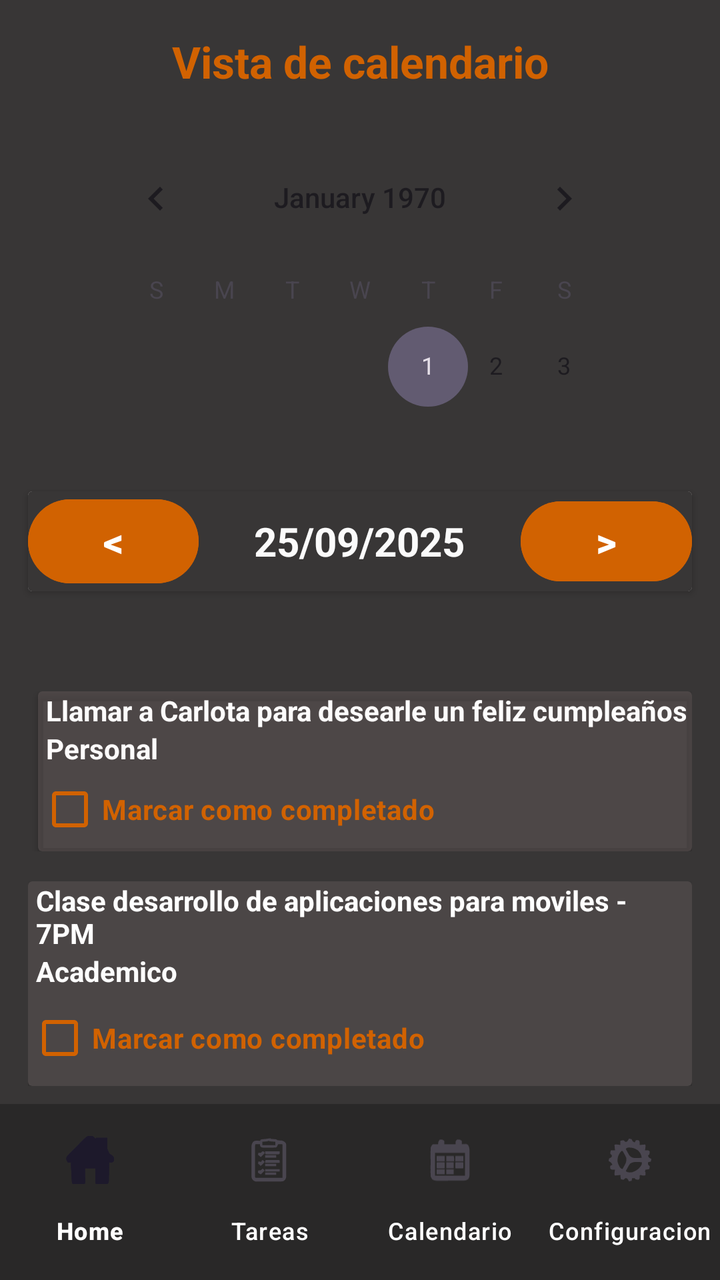
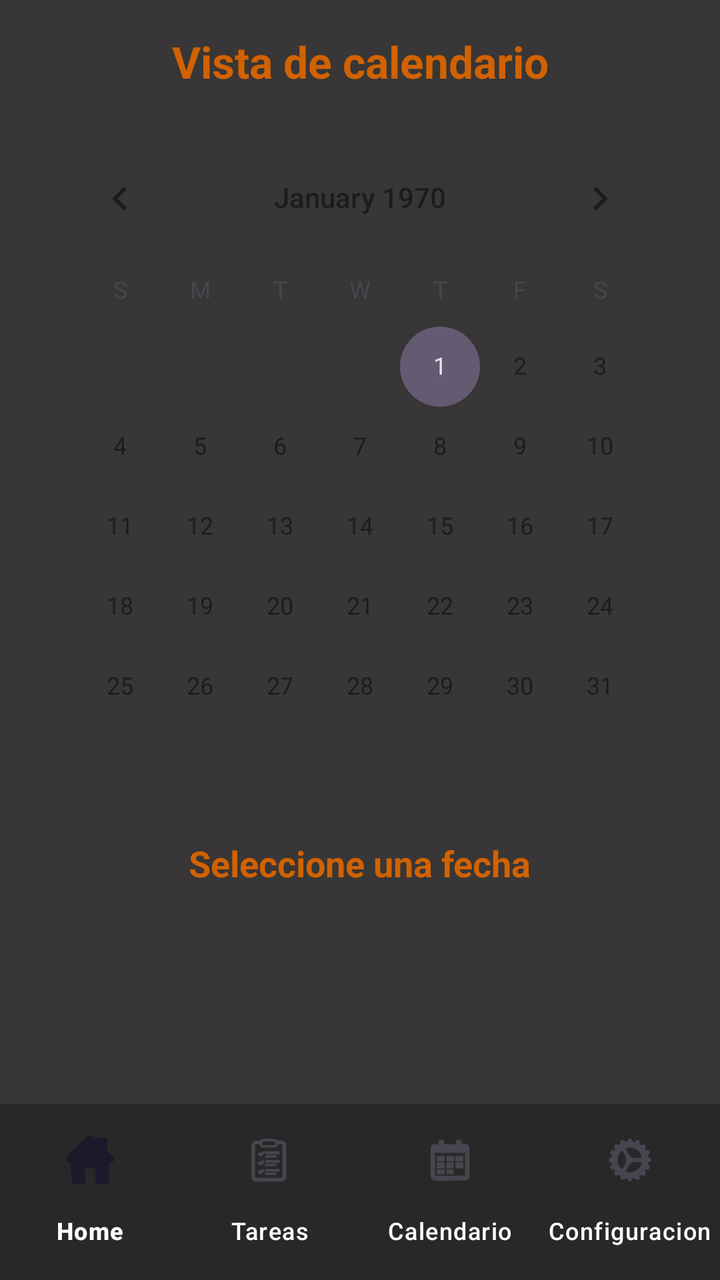

The first picture is an Android layout as it rendered before a commit; the second is the same layout after the commit. The layout source and the unified diff follow.
<!-- AndroidManifest.xml: application theme Theme.GetDone -->
<!-- res/layout/activity_calendario.xml -->
<?xml version="1.0" encoding="utf-8"?>
<androidx.constraintlayout.widget.ConstraintLayout xmlns:android="http://schemas.android.com/apk/res/android"
    xmlns:app="http://schemas.android.com/apk/res-auto"
    xmlns:tools="http://schemas.android.com/tools"
    android:id="@+id/main"
    android:layout_width="match_parent"
    android:layout_height="match_parent"
    android:background="#383636"
    tools:context=".calendario">

    <TextView
        android:id="@+id/textView26"
        android:layout_width="wrap_content"
        android:layout_height="wrap_content"
        android:layout_marginTop="16dp"
        android:layout_marginBottom="20dp"
        android:text="Vista de calendario"
        android:textColor="#D16201"
        android:textSize="22sp"
        android:textStyle="bold"
        app:layout_constraintBottom_toTopOf="@+id/calendarView"
        app:layout_constraintEnd_toEndOf="parent"
        app:layout_constraintStart_toStartOf="parent"
        app:layout_constraintTop_toTopOf="parent" />

    <CalendarView
        android:id="@+id/calendarView"
        android:layout_width="0dp"
        android:layout_height="0dp"
        android:layout_marginStart="41dp"
        android:layout_marginEnd="41dp"
        android:layout_marginBottom="40dp"
        android:selectedWeekBackgroundColor="#D06202"
        android:unfocusedMonthDateColor="#D16202"
        app:layout_constraintBottom_toTopOf="@+id/cardView8"
        app:layout_constraintEnd_toEndOf="parent"
        app:layout_constraintStart_toStartOf="parent"
        app:layout_constraintTop_toBottomOf="@+id/textView26" />

    <androidx.cardview.widget.CardView
        android:id="@+id/cardView8"
        android:layout_width="0dp"
        android:layout_height="wrap_content"
        android:layout_marginStart="14dp"
        android:layout_marginEnd="14dp"
        android:layout_marginBottom="50dp"
        app:layout_constraintBottom_toTopOf="@+id/linearLayout4"
        app:layout_constraintEnd_toEndOf="parent"
        app:layout_constraintStart_toStartOf="parent"
        app:layout_constraintTop_toBottomOf="@+id/calendarView">

        <LinearLayout
            android:layout_width="match_parent"
            android:layout_height="wrap_content"
            android:background="#383636"
            android:orientation="horizontal">

            <Button
                android:id="@+id/button5"
                android:layout_width="30dp"
                android:layout_height="50dp"
                android:layout_weight="1"
                android:backgroundTint="#D16201"
                android:text="&lt;"
                android:textColor="@color/white"
                android:textSize="20dp"
                android:textStyle="bold" />

            <TextView
                android:id="@+id/textView32"
                android:layout_width="wrap_content"
                android:layout_height="wrap_content"
                android:layout_weight="1"
                android:text="25/09/2025"
                android:textAlignment="center"
                android:textColor="#FBFBFB"
                android:textSize="20dp"
                android:textStyle="bold" />

            <Button
                android:id="@+id/button6"
                android:layout_width="30dp"
                android:layout_height="wrap_content"
                android:layout_weight="1"
                android:backgroundTint="#D16201"
                android:text="&gt;"
                android:textColor="@color/white"
                android:textSize="20dp"
                android:textStyle="bold" />
        </LinearLayout>
    </androidx.cardview.widget.CardView>

    <LinearLayout
        android:id="@+id/linearLayout4"
        android:layout_width="0dp"
        android:layout_height="wrap_content"
        android:layout_marginStart="14dp"
        android:layout_marginEnd="14dp"
        android:layout_marginBottom="15dp"
        android:orientation="horizontal"
        app:layout_constraintBottom_toTopOf="@+id/linearLayout6"
        app:layout_constraintEnd_toEndOf="parent"
        app:layout_constraintStart_toStartOf="parent"
        app:layout_constraintTop_toBottomOf="@+id/cardView8">

        <androidx.cardview.widget.CardView
            android:layout_width="match_parent"
            android:layout_height="80dp"
            android:layout_marginStart="5dp"
            app:cardBackgroundColor="#5F716565">

            <LinearLayout
                android:layout_width="match_parent"
                android:layout_height="match_parent"
                android:orientation="vertical">

                <TextView
                    android:id="@+id/textView34"
                    android:layout_width="match_parent"
                    android:layout_height="wrap_content"
                    android:paddingStart="4dp"
                    android:text="Llamar a Carlota para desearle un feliz cumpleaños"
                    android:textAlignment="textStart"
                    android:textColor="#FDFCFC"
                    android:textStyle="bold" />

                <TextView
                    android:id="@+id/textView35"
                    android:layout_width="match_parent"
                    android:layout_height="wrap_content"
                    android:paddingStart="4dp"
                    android:text="Personal"
                    android:textColor="#FDFBFB"
                    android:textStyle="bold" />

                <CheckBox
                    android:id="@+id/checkBox"
                    android:layout_width="match_parent"
                    android:layout_height="wrap_content"
                    android:buttonTint="#D16201"
                    android:text="Marcar como completado"
                    android:textColor="#D16201"
                    android:textStyle="bold" />

            </LinearLayout>
        </androidx.cardview.widget.CardView>

    </LinearLayout>

    <LinearLayout
        android:id="@+id/linearLayout6"
        android:layout_width="0dp"
        android:layout_height="wrap_content"
        android:layout_marginStart="14dp"
        android:layout_marginEnd="14dp"
        android:layout_marginBottom="9dp"
        android:orientation="vertical"
        app:layout_constraintBottom_toTopOf="@+id/menu_navegacion"
        app:layout_constraintEnd_toEndOf="parent"
        app:layout_constraintStart_toStartOf="parent"
        app:layout_constraintTop_toBottomOf="@+id/linearLayout4">

        <androidx.cardview.widget.CardView
            android:layout_width="match_parent"
            android:layout_height="wrap_content"
            app:cardBackgroundColor="#4B4646">

            <LinearLayout
                android:layout_width="match_parent"
                android:layout_height="wrap_content"
                android:orientation="vertical">

                <TextView
                    android:id="@+id/textView37"
                    android:layout_width="match_parent"
                    android:layout_height="wrap_content"
                    android:paddingStart="4dp"
                    android:text="Clase desarrollo de aplicaciones para moviles - 7PM"
                    android:textColor="#FFFFFF"
                    android:textStyle="bold" />

                <TextView
                    android:id="@+id/textView38"
                    android:layout_width="match_parent"
                    android:layout_height="wrap_content"
                    android:paddingStart="4dp"
                    android:text="Academico"
                    android:textColor="#FDFDFD"
                    android:textStyle="bold" />

                <CheckBox
                    android:id="@+id/checkBox2"
                    android:layout_width="match_parent"
                    android:layout_height="wrap_content"
                    android:buttonTint="#D16201"
                    android:text="Marcar como completado"
                    android:textColor="#D16201"
                    android:textStyle="bold" />
            </LinearLayout>
        </androidx.cardview.widget.CardView>
    </LinearLayout>

    <com.google.android.material.bottomnavigation.BottomNavigationView
        android:id="@+id/menu_navegacion"
        android:layout_width="0dp"
        android:layout_height="wrap_content"
        android:background="#5F101010"
        android:paddingTop="4dp"
        android:paddingBottom="4dp"
        app:itemTextColor="#ffffff"
        app:labelVisibilityMode="labeled"
        app:layout_constraintBottom_toBottomOf="parent"
        app:layout_constraintEnd_toEndOf="parent"
        app:layout_constraintStart_toStartOf="parent"
        app:layout_constraintTop_toBottomOf="@+id/linearLayout6"
        app:menu="@menu/bottom_menu" />

</androidx.constraintlayout.widget.ConstraintLayout>
<!-- resources referenced by this layout -->
<resources>
  <color name="white">#FFFFFFFF</color>
  <style name="Theme.GetDone" parent="Base.Theme.GetDone" />
  <style name="Base.Theme.GetDone" parent="Theme.Material3.DayNight.NoActionBar">
          
          
      </style>
</resources>

<!-- the commit's change to res/layout/activity_calendario.xml (unified diff, before → after) -->
@@ -26,179 +26,48 @@
     <CalendarView
         android:id="@+id/calendarView"
         android:layout_width="0dp"
-        android:layout_height="0dp"
-        android:layout_marginStart="41dp"
-        android:layout_marginEnd="41dp"
-        android:layout_marginBottom="40dp"
+        android:layout_height="wrap_content"
+        android:layout_marginStart="20dp"
+        android:layout_marginTop="20dp"
+        android:layout_marginEnd="20dp"
         android:selectedWeekBackgroundColor="#D06202"
         android:unfocusedMonthDateColor="#D16202"
-        app:layout_constraintBottom_toTopOf="@+id/cardView8"
         app:layout_constraintEnd_toEndOf="parent"
         app:layout_constraintStart_toStartOf="parent"
         app:layout_constraintTop_toBottomOf="@+id/textView26" />
 
-    <androidx.cardview.widget.CardView
-        android:id="@+id/cardView8"
-        android:layout_width="0dp"
+    <TextView
+        android:id="@+id/texto_fecha_seleccionada"
+        android:layout_width="wrap_content"
         android:layout_height="wrap_content"
-        android:layout_marginStart="14dp"
-        android:layout_marginEnd="14dp"
-        android:layout_marginBottom="50dp"
-        app:layout_constraintBottom_toTopOf="@+id/linearLayout4"
+        android:layout_marginTop="16dp"
+        android:text="Seleccione una fecha"
+        android:textColor="#D16201"
+        android:textSize="18sp"
+        android:textStyle="bold"
         app:layout_constraintEnd_toEndOf="parent"
         app:layout_constraintStart_toStartOf="parent"
-        app:layout_constraintTop_toBottomOf="@+id/calendarView">
+        app:layout_constraintTop_toBottomOf="@+id/calendarView" />
 
-        <LinearLayout
-            android:layout_width="match_parent"
-            android:layout_height="wrap_content"
-            android:background="#383636"
-            android:orientation="horizontal">
-
-            <Button
-                android:id="@+id/button5"
-                android:layout_width="30dp"
-                android:layout_height="50dp"
-                android:layout_weight="1"
-                android:backgroundTint="#D16201"
-                android:text="&lt;"
-                android:textColor="@color/white"
-                android:textSize="20dp"
-                android:textStyle="bold" />
-
-            <TextView
-                android:id="@+id/textView32"
-                android:layout_width="wrap_content"
-                android:layout_height="wrap_content"
-                android:layout_weight="1"
-                android:text="25/09/2025"
-                android:textAlignment="center"
-                android:textColor="#FBFBFB"
-                android:textSize="20dp"
-                android:textStyle="bold" />
-
-            <Button
-                android:id="@+id/button6"
-                android:layout_width="30dp"
-                android:layout_height="wrap_content"
-                android:layout_weight="1"
-                android:backgroundTint="#D16201"
-                android:text="&gt;"
-                android:textColor="@color/white"
-                android:textSize="20dp"
-                android:textStyle="bold" />
-        </LinearLayout>
-    </androidx.cardview.widget.CardView>
-
-    <LinearLayout
-        android:id="@+id/linearLayout4"
+    <ScrollView
+        android:id="@+id/scroll_tareas"
         android:layout_width="0dp"
-        android:layout_height="wrap_content"
+        android:layout_height="0dp"
         android:layout_marginStart="14dp"
+        android:layout_marginTop="16dp"
         android:layout_marginEnd="14dp"
-        android:layout_marginBottom="15dp"
-        android:orientation="horizontal"
-        app:layout_constraintBottom_toTopOf="@+id/linearLayout6"
-        app:layout_constraintEnd_toEndOf="parent"
-        app:layout_constraintStart_toStartOf="parent"
-        app:layout_constraintTop_toBottomOf="@+id/cardView8">
-
-        <androidx.cardview.widget.CardView
-            android:layout_width="match_parent"
-            android:layout_height="80dp"
-            android:layout_marginStart="5dp"
-            app:cardBackgroundColor="#5F716565">
-
-            <LinearLayout
-                android:layout_width="match_parent"
-                android:layout_height="match_parent"
-                android:orientation="vertical">
-
-                <TextView
-                    android:id="@+id/textView34"
-                    android:layout_width="match_parent"
-                    android:layout_height="wrap_content"
-                    android:paddingStart="4dp"
-                    android:text="Llamar a Carlota para desearle un feliz cumpleaños"
-                    android:textAlignment="textStart"
-                    android:textColor="#FDFCFC"
-                    android:textStyle="bold" />
-
-                <TextView
-                    android:id="@+id/textView35"
-                    android:layout_width="match_parent"
-                    android:layout_height="wrap_content"
-                    android:paddingStart="4dp"
-                    android:text="Personal"
-                    android:textColor="#FDFBFB"
-                    android:textStyle="bold" />
-
-                <CheckBox
-                    android:id="@+id/checkBox"
-                    android:layout_width="match_parent"
-                    android:layout_height="wrap_content"
-                    android:buttonTint="#D16201"
-                    android:text="Marcar como completado"
-                    android:textColor="#D16201"
-                    android:textStyle="bold" />
-
-            </LinearLayout>
-        </androidx.cardview.widget.CardView>
-
-    </LinearLayout>
-
-    <LinearLayout
-        android:id="@+id/linearLayout6"
-        android:layout_width="0dp"
-        android:layout_height="wrap_content"
-        android:layout_marginStart="14dp"
-        android:layout_marginEnd="14dp"
-        android:layout_marginBottom="9dp"
-        android:orientation="vertical"
+        android:layout_marginBottom="10dp"
         app:layout_constraintBottom_toTopOf="@+id/menu_navegacion"
         app:layout_constraintEnd_toEndOf="parent"
         app:layout_constraintStart_toStartOf="parent"
-        app:layout_constraintTop_toBottomOf="@+id/linearLayout4">
+        app:layout_constraintTop_toBottomOf="@+id/texto_fecha_seleccionada">
 
-        <androidx.cardview.widget.CardView
+        <LinearLayout
+            android:id="@+id/contenedor_tareas_calendario"
             android:layout_width="match_parent"
             android:layout_height="wrap_content"
-            app:cardBackgroundColor="#4B4646">
-
-            <LinearLayout
-                android:layout_width="match_parent"
-                android:layout_height="wrap_content"
-                android:orientation="vertical">
-
-                <TextView
-                    android:id="@+id/textView37"
-                    android:layout_width="match_parent"
-                    android:layout_height="wrap_content"
-                    android:paddingStart="4dp"
-                    android:text="Clase desarrollo de aplicaciones para moviles - 7PM"
-                    android:textColor="#FFFFFF"
-                    android:textStyle="bold" />
-
-                <TextView
-                    android:id="@+id/textView38"
-                    android:layout_width="match_parent"
-                    android:layout_height="wrap_content"
-                    android:paddingStart="4dp"
-                    android:text="Academico"
-                    android:textColor="#FDFDFD"
-                    android:textStyle="bold" />
-
-                <CheckBox
-                    android:id="@+id/checkBox2"
-                    android:layout_width="match_parent"
-                    android:layout_height="wrap_content"
-                    android:buttonTint="#D16201"
-                    android:text="Marcar como completado"
-                    android:textColor="#D16201"
-                    android:textStyle="bold" />
-            </LinearLayout>
-        </androidx.cardview.widget.CardView>
-    </LinearLayout>
+            android:orientation="vertical" />
+    </ScrollView>
 
     <com.google.android.material.bottomnavigation.BottomNavigationView
         android:id="@+id/menu_navegacion"
@@ -212,7 +81,6 @@
         app:layout_constraintBottom_toBottomOf="parent"
         app:layout_constraintEnd_toEndOf="parent"
         app:layout_constraintStart_toStartOf="parent"
-        app:layout_constraintTop_toBottomOf="@+id/linearLayout6"
         app:menu="@menu/bottom_menu" />
 
 </androidx.constraintlayout.widget.ConstraintLayout>
<!-- resource entries referenced after the edit -->
@@ -1,6 +1,5 @@
 <!-- resources referenced by this layout -->
 <resources>
-  <color name="white">#FFFFFFFF</color>
   <style name="Theme.GetDone" parent="Base.Theme.GetDone" />
   <style name="Base.Theme.GetDone" parent="Theme.Material3.DayNight.NoActionBar">
           
